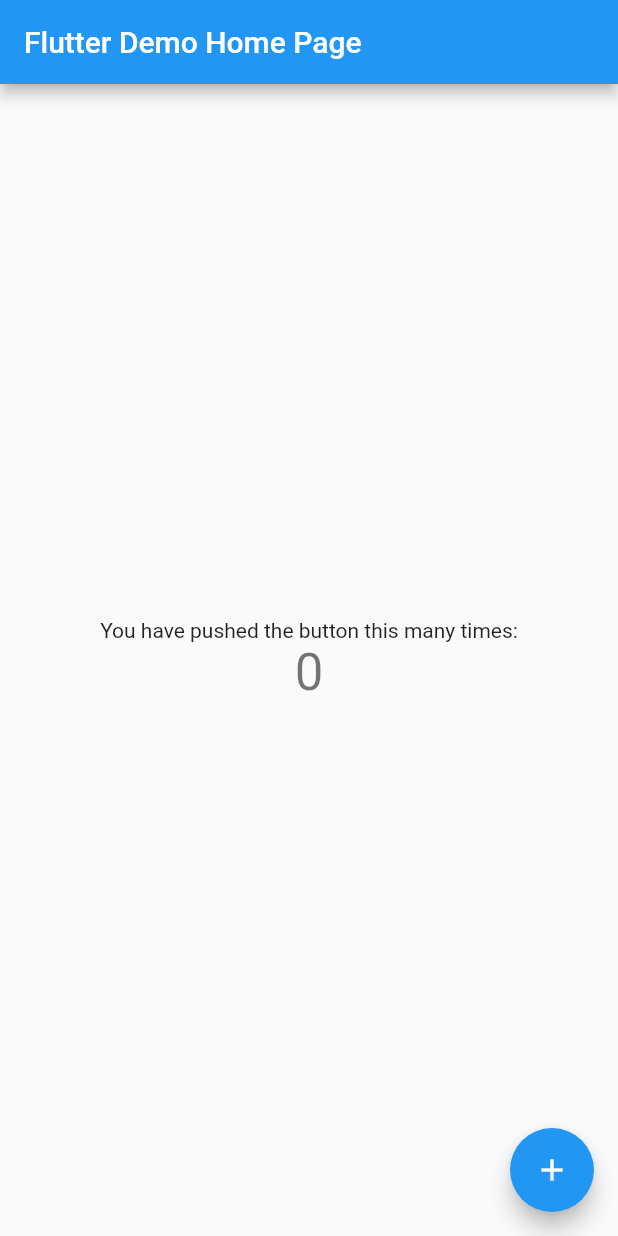
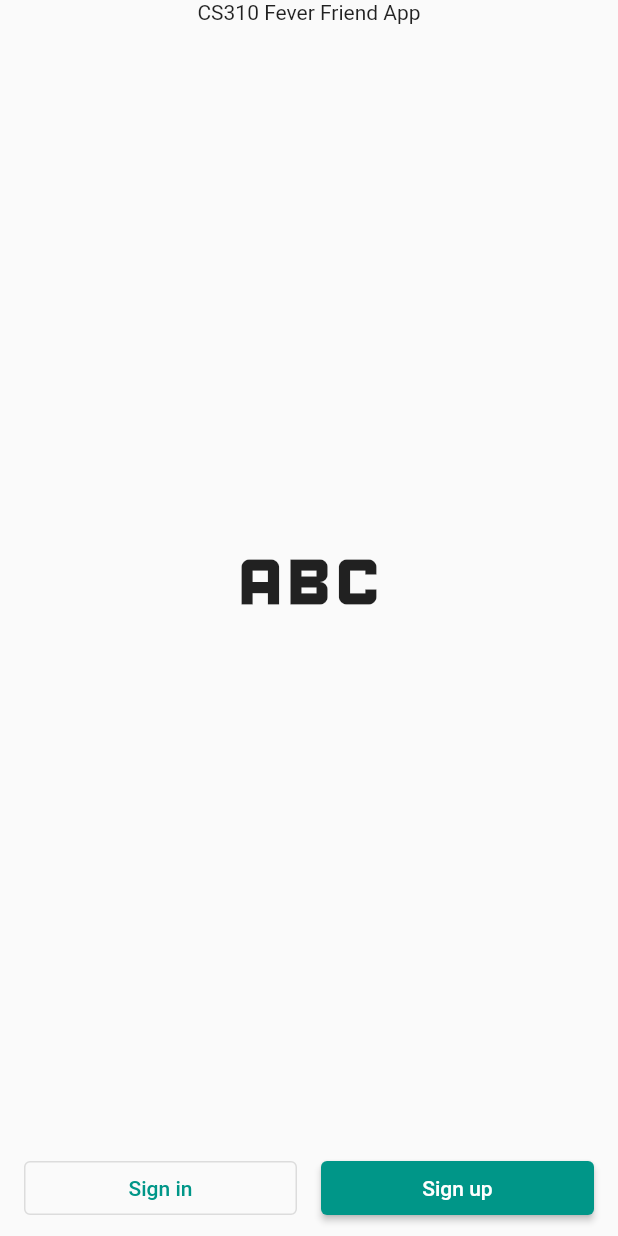
Before and after one commit to janoshr/fever-friend-app, a Flutter app: the screen it shows after launch, on a phone screen of 412 x 824 dp. Run offline on Flutter 3.47's test engine with Material 2 defaults, Android fonts, the phone set to English and light mode, and no system bars; our stand-ins replace firebase_auth, firebase_core, flutter_form_builder, im_stepper; missing offline and left inert: firebase_ui_auth; accounts and stored records are empty.

Commit message:
feat(auth): authentication screens added feat(navigation): drawer navigation menu added feat(patient): patient create screen started

```diff
--- a/lib/main.dart
+++ b/lib/main.dart
@@ -1,115 +1,65 @@
+import 'package:firebase_auth/firebase_auth.dart' hide EmailAuthProvider;
+import 'package:firebase_core/firebase_core.dart';
 import 'package:flutter/material.dart';
+import 'package:firebase_ui_auth/firebase_ui_auth.dart';
 
-void main() {
+import 'screens/screen_definition.dart';
+import 'screens/screens.dart';
+import 'firebase_options.dart';
+
+Future<void> main() async {
+  WidgetsFlutterBinding.ensureInitialized();
+  await Firebase.initializeApp(
+    options: DefaultFirebaseOptions.currentPlatform,
+  );
+
+  FirebaseUIAuth.configureProviders([
+    EmailAuthProvider(),
+  ]);
+
   runApp(const MyApp());
 }
 
 class MyApp extends StatelessWidget {
   const MyApp({super.key});
 
-  // This widget is the root of your application.
-  @override
-  Widget build(BuildContext context) {
-    return MaterialApp(
-      title: 'Flutter Demo',
-      theme: ThemeData(
-        // This is the theme of your application.
-        //
-        // Try running your application with "flutter run". You'll see the
-        // application has a blue toolbar. Then, without quitting the app, try
-        // changing the primarySwatch below to Colors.green and then invoke
-        // "hot reload" (press "r" in the console where you ran "flutter run",
-        // or simply save your changes to "hot reload" in a Flutter IDE).
-        // Notice that the counter didn't reset back to zero; the application
-        // is not restarted.
-        primarySwatch: Colors.blue,
-      ),
-      home: const MyHomePage(title: 'Flutter Demo Home Page'),
-    );
-  }
-}
+  static get initialRoute {
+    final auth = FirebaseAuth.instance;
 
-class MyHomePage extends StatefulWidget {
-  const MyHomePage({super.key, required this.title});
-
-  // This widget is the home page of your application. It is stateful, meaning
-  // that it has a State object (defined below) that contains fields that affect
-  // how it looks.
-
-  // This class is the configuration for the state. It holds the values (in this
-  // case the title) provided by the parent (in this case the App widget) and
-  // used by the build method of the State. Fields in a Widget subclass are
-  // always marked "final".
-
-  final String title;
-
-  @override
-  State<MyHomePage> createState() => _MyHomePageState();
-}
-
-class _MyHomePageState extends State<MyHomePage> {
-  int _counter = 0;
-
-  void _incrementCounter() {
-    setState(() {
-      // This call to setState tells the Flutter framework that something has
-      // changed in this State, which causes it to rerun the build method below
-      // so that the display can reflect the updated values. If we changed
-      // _counter without calling setState(), then the build method would not be
-      // called again, and so nothing would appear to happen.
-      _counter++;
-    });
+    if (auth.currentUser == null) {
+      return ScreenDefinition.splash;
+    } else if (!auth.currentUser!.emailVerified &&
+        auth.currentUser!.email != null) {
+      return ScreenDefinition.verify;
+    }
+    return ScreenDefinition.root;
   }
 
   @override
   Widget build(BuildContext context) {
-    // This method is rerun every time setState is called, for instance as done
-    // by the _incrementCounter method above.
-    //
-    // The Flutter framework has been optimized to make rerunning build methods
-    // fast, so that you can just rebuild anything that needs updating rather
-    // than having to individually change instances of widgets.
-    return Scaffold(
-      appBar: AppBar(
-        // Here we take the value from the MyHomePage object that was created by
-        // the App.build method, and use it to set our appbar title.
-        title: Text(widget.title),
-      ),
-      body: Center(
-        // Center is a layout widget. It takes a single child and positions it
-        // in the middle of the parent.
-        child: Column(
-          // Column is also a layout widget. It takes a list of children and
-          // arranges them vertically. By default, it sizes itself to fit its
-          // children horizontally, and tries to be as tall as its parent.
-          //
-          // Invoke "debug painting" (press "p" in the console, choose the
-          // "Toggle Debug Paint" action from the Flutter Inspector in Android
-          // Studio, or the "Toggle Debug Paint" command in Visual Studio Code)
-          // to see the wireframe for each widget.
-          //
-          // Column has various properties to control how it sizes itself and
-          // how it positions its children. Here we use mainAxisAlignment to
-          // center the children vertically; the main axis here is the vertical
-          // axis because Columns are vertical (the cross axis would be
-          // horizontal).
-          mainAxisAlignment: MainAxisAlignment.center,
-          children: <Widget>[
-            const Text(
-              'You have pushed the button this many times:',
-            ),
-            Text(
-              '$_counter',
-              style: Theme.of(context).textTheme.headline4,
-            ),
-          ],
+    return MaterialApp(
+      // Remove the const from here
+      title: 'CS310 The Fever Friend App',
+      theme: ThemeData(
+        primarySwatch: Colors.teal,
+        // Add the 5 lines from here...
+        appBarTheme: const AppBarTheme(
+          backgroundColor: Colors.teal,
+          foregroundColor: Colors.white,
         ),
       ),
-      floatingActionButton: FloatingActionButton(
-        onPressed: _incrementCounter,
-        tooltip: 'Increment',
-        child: const Icon(Icons.add),
-      ), // This trailing comma makes auto-formatting nicer for build methods.
+      initialRoute: initialRoute,
+      routes: {
+        ScreenDefinition.root: (context) => const IHomeScreen(),
+        ScreenDefinition.splash: (context) => const ISplashScreen(),
+        ScreenDefinition.login: (context) => const ISignInScreen(),
+        ScreenDefinition.profile: (context) => const IProfileScreen(),
+        ScreenDefinition.register: (context) => const IRegisterScreen(),
+        ScreenDefinition.verify: (context) => const IVerifyEmailScreen(),
+        ScreenDefinition.forgot: (context) => const IForgotScreen(),
+        ScreenDefinition.createPatient: (context) =>
+            const ICreatePatientScreen(),
+      },
     );
   }
 }
--- /dev/null
+++ b/lib/screens/screen_definition.dart
@@ -0,0 +1,10 @@
+class ScreenDefinition {
+  static const String root = '/';
+  static const String splash = '/splash';
+  static const String register = '/auth/register';
+  static const String login = '/auth/login';
+  static const String verify = '/auth/verify-email';
+  static const String forgot = '/auth/forgot';
+  static const String profile = '/profile';
+  static const String createPatient = '/create-patient';
+}
--- /dev/null
+++ b/lib/screens/screens.dart
@@ -0,0 +1,5 @@
+export 'auth.dart';
+export 'create_patient.dart';
+export 'home.dart';
+export 'profile.dart';
+export 'splash.dart';
--- /dev/null
+++ b/lib/screens/splash.dart
@@ -0,0 +1,51 @@
+import 'package:fever_friend_app/screens/screen_definition.dart';
+import 'package:flutter/material.dart';
+
+class ISplashScreen extends StatelessWidget {
+  const ISplashScreen({Key? key}) : super(key: key);
+
+  @override
+  Widget build(BuildContext context) {
+    return Scaffold(
+      body: Column(
+        mainAxisAlignment: MainAxisAlignment.spaceBetween,
+        children: [
+          const Text('CS310 Fever Friend App'),
+          const Icon(
+            Icons.abc,
+            size: 120.0,
+          ),
+          Padding(
+            padding: const EdgeInsets.all(8.0),
+            child: Row(
+              children: [
+                Expanded(
+                  child: Padding(
+                    padding: const EdgeInsets.symmetric(horizontal: 8.0),
+                    child: OutlinedButton(
+                      onPressed: (() {
+                        Navigator.pushNamed(context, ScreenDefinition.login);
+                      }),
+                      child: const Text('Sign in'),
+                    ),
+                  ),
+                ),
+                Expanded(
+                  child: Padding(
+                    padding: const EdgeInsets.symmetric(horizontal: 8.0),
+                    child: ElevatedButton(
+                      onPressed: (() {
+                        Navigator.pushNamed(context, ScreenDefinition.register);
+                      }),
+                      child: const Text('Sign up'),
+                    ),
+                  ),
+                )
+              ],
+            ),
+          )
+        ],
+      ),
+    );
+  }
+}
--- /dev/null
+++ b/lib/widgets/widgets.dart
@@ -0,0 +1 @@
+export 'drawer_menu.dart';
```
Also changed, not shown: lib/screens/auth.dart (added, +86 -0 lines), lib/screens/create_patient.dart (added, +120 -0 lines), lib/screens/home.dart (added, +25 -0 lines), lib/screens/profile.dart (added, +18 -0 lines), lib/widgets/drawer_menu.dart (added, +73 -0 lines), pubspec.yaml (+11 -0 lines), lib/firebase_options.dart (added), pubspec.lock, 17 other files.
